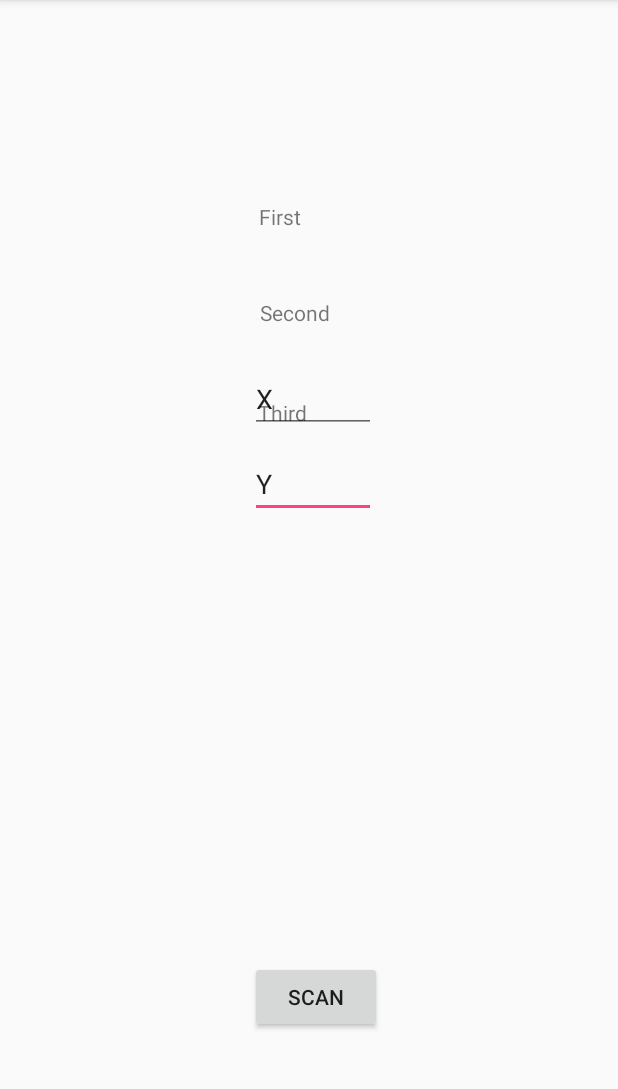
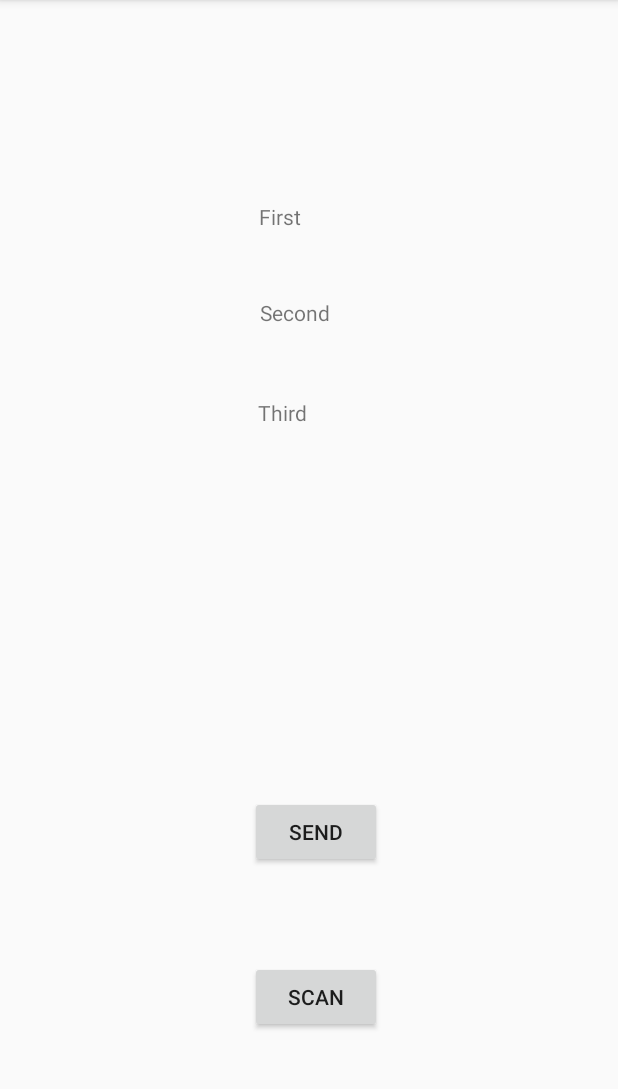
Before and after one commit to PrasannaNatarajan/Interrobang, an Android app: the MainActivity screen opened directly, with no data from a screen before it, after a tap on "SCAN", on a phone screen of 412 x 824 dp, the part 84-1173 px from its top. Run offline under Robolectric (Android 15) with nearby library versions, the light colour scheme and no system bars; our stand-ins replace Firebase (no records; nobody signed in at launch, a user with empty details on screens opened directly); 4 statements that could not run were skipped.

Commit message:
Everything setup except distance

```diff
--- a/app/src/main/java/com/example/p_natarajan/wifipoc/MainActivity.java
+++ b/app/src/main/java/com/example/p_natarajan/wifipoc/MainActivity.java
@@ -35,10 +35,12 @@ import java.util.Set;
 public class MainActivity extends AppCompatActivity {
 
     TextView t1,t2,t3;
-    Button button;
+    Button button,send;
 
     public static Map<String,Integer> wifiDetails;
     DatabaseReference dbRef;
+
+    double[][] mPositions;
 
     @Override
     protected void onCreate(Bundle savedInstanceState) {
@@ -53,106 +55,86 @@ public class MainActivity extends AppCompatActivity {
 
         dbRef = FirebaseDatabase.getInstance().getReference("routers");
 
+        mPositions = new double[3][2];
 
-
-
+        send = (Button) findViewById(R.id.button3);
         button = (Button) findViewById(R.id.button2);
         wifiDetails = new HashMap<>();
+        String[] xyz=  new String[3];
 
         button.setOnClickListener(new View.OnClickListener() {
             @Override
             public void onClick(View view) {
-                WifiManager myWifiManager = (WifiManager) getApplicationContext().getSystemService(Context.WIFI_SERVICE);
-                boolean wasEnabled = myWifiManager.isWifiEnabled();
-                if (!wasEnabled)
-                    myWifiManager.setWifiEnabled(true);
-
-                if (Build.VERSION.SDK_INT >= Build.VERSION_CODES.M && checkSelfPermission(Manifest.permission.ACCESS_COARSE_LOCATION) != PackageManager.PERMISSION_GRANTED) {
-                    Log.d("pras","inside permission");
-                    requestPermissions(new String[]{Manifest.permission.ACCESS_COARSE_LOCATION, Manifest.permission.ACCESS_FINE_LOCATION}, 0x12345);
-                }
-
-                if (myWifiManager.isWifiEnabled()) {
-                    if (myWifiManager.startScan()) {
-                        // List available APs
-                        Log.d("pras", "inside scan");
-                        List<ScanResult> scans = myWifiManager.getScanResults();
-                        Log.d("pras", "" + (scans == null));
-                        Log.d("pras", "" + scans.isEmpty());
-                        if (scans != null && !scans.isEmpty()) {
-                            int i=0;
-                            for (ScanResult scan : scans) {
-                                int level = WifiManager.calculateSignalLevel(scan.level, 20);
-                                //Other code
-                                Log.d("wifi", level + "");
-
-                                Log.d("pras",scan.SSID);
-
-                                wifiDetails.put(scan.BSSID,level);
-                            }
-                        } else {
-                            Log.d("pras", "inside else");
-                        }
-                    }
-                }
-
-
-                Set<Map.Entry<String, Integer>> set = wifiDetails.entrySet();
-                List<Map.Entry<String, Integer>> list = new ArrayList<Map.Entry<String, Integer>>(set);
-                Collections.sort( list, new Comparator<Map.Entry<String, Integer>>()
-                {
-                    public int compare( Map.Entry<String, Integer> o1, Map.Entry<String, Integer> o2 )
-                    {
-                        return (o2.getValue()).compareTo( o1.getValue() );
-                    }
-                } );
-                for(Map.Entry<String, Integer> entry:list){
-                    Log.d("Pras",entry.getKey()+" ==== "+entry.getValue());
-                }
+                List<Map.Entry<String, Integer>> list = WifiStrength();
 
                 t1.setText(list.get(0).getKey()+" ==== "+list.get(0).getValue());
                 t2.setText(list.get(1).getKey()+" ==== "+list.get(1).getValue());
                 t3.setText(list.get(2).getKey()+" ==== "+list.get(2).getValue());
 
+
+
+
+                dbRef.addValueEventListener(new ValueEventListener() {
+                    @Override
+                    public void onDataChange(DataSnapshot dataSnapshot) {
+                        String res = "";
+                        int j=0,k=0;
+                        for(DataSnapshot dbSnap : dataSnapshot.getChildren()){
+                            Log.d("here",dbSnap.getKey());
+                            int i=0;
+                            if(dbSnap.getKey().equals("mac_1") || dbSnap.getKey().equals("mac_1") || dbSnap.getKey().equals("mac_1") )
+                                for(DataSnapshot MAC : dbSnap.getChildren()){
+                                    res += MAC.getValue().toString();
+                                    xyz[i] = MAC.getValue().toString();
+                                    i++;
+                                    mPositions[j][k]= Double.parseDouble(MAC.getValue().toString());
+                                    k++;
+                                }
+
+                            j++;
+
+
+                            Toast.makeText(MainActivity.this,res,Toast.LENGTH_LONG).show();
+                        }
+
+                        // Call strength to distance converter
+
+                        //Call Trilateration function
+
+
+                        // fix the co-ordinates as xyz[0],xyz[1],xyz[2]
+
+
+                        sendText(xyz[0],xyz[1],xyz[2]);
+                    }
+
+                    @Override
+                    public void onCancelled(DatabaseError databaseError) {
+
+                    }
+                });
+
                 // Call strength to distance converter
 
                 //Call Trilateration function
 
-                sendText("1","2","5");
+
+                // fix the co-ordinates as xyz[0],xyz[1],xyz[2]
+
+
 
 
 
             }
         });
 
-
-
-    }
-
-
-    @Override
-    protected void onStart() {
-        super.onStart();
-
-        dbRef.addValueEventListener(new ValueEventListener() {
+        send.setOnClickListener(new View.OnClickListener() {
             @Override
-            public void onDataChange(DataSnapshot dataSnapshot) {
-                String res = "";
-                for(DataSnapshot dbSnap : dataSnapshot.getChildren()){
-                    for(DataSnapshot MAC : dbSnap.getChildren()){
-                        res += MAC.getValue().toString();
-                    }
-
-
-                    Toast.makeText(MainActivity.this,res,Toast.LENGTH_LONG).show();
-                }
-            }
-
-            @Override
-            public void onCancelled(DatabaseError databaseError) {
-
+            public void onClick(View view) {
+                sendText(xyz[0],xyz[1],xyz[2]);
             }
         });
+
     }
 
     @Override
@@ -199,4 +181,56 @@ public class MainActivity extends AppCompatActivity {
         startActivity(sendIntent);
     }
 
+    public List<Map.Entry<String, Integer>> WifiStrength(){
+        WifiManager myWifiManager = (WifiManager) getApplicationContext().getSystemService(Context.WIFI_SERVICE);
+        boolean wasEnabled = myWifiManager.isWifiEnabled();
+        if (!wasEnabled)
+            myWifiManager.setWifiEnabled(true);
+
+        if (Build.VERSION.SDK_INT >= Build.VERSION_CODES.M && checkSelfPermission(Manifest.permission.ACCESS_COARSE_LOCATION) != PackageManager.PERMISSION_GRANTED) {
+            Log.d("pras","inside permission");
+            requestPermissions(new String[]{Manifest.permission.ACCESS_COARSE_LOCATION, Manifest.permission.ACCESS_FINE_LOCATION}, 0x12345);
+        }
+
+        if (myWifiManager.isWifiEnabled()) {
+            if (myWifiManager.startScan()) {
+                // List available APs
+                Log.d("pras", "inside scan");
+                List<ScanResult> scans = myWifiManager.getScanResults();
+                Log.d("pras", "" + (scans == null));
+                Log.d("pras", "" + scans.isEmpty());
+                if (scans != null && !scans.isEmpty()) {
+                    int i=0;
+                    for (ScanResult scan : scans) {
+                        int level = WifiManager.calculateSignalLevel(scan.level, 20);
+                        //Other code
+                        Log.d("wifi", level + "");
+
+                        Log.d("pras",scan.SSID);
+
+                        wifiDetails.put(scan.BSSID,level);
+                    }
+                } else {
+                    Log.d("pras", "inside else");
+                }
+            }
+        }
+
+
+        Set<Map.Entry<String, Integer>> set = wifiDetails.entrySet();
+        List<Map.Entry<String, Integer>> list = new ArrayList<Map.Entry<String, Integer>>(set);
+        Collections.sort( list, new Comparator<Map.Entry<String, Integer>>()
+        {
+            public int compare( Map.Entry<String, Integer> o1, Map.Entry<String, Integer> o2 )
+            {
+                return (o2.getValue()).compareTo( o1.getValue() );
+            }
+        } );
+        for(Map.Entry<String, Integer> entry:list){
+            Log.d("Pras",entry.getKey()+" ==== "+entry.getValue());
+        }
+
+        return list;
+    }
+
 }
--- a/app/src/main/res/layout/activity_main.xml
+++ b/app/src/main/res/layout/activity_main.xml
@@ -5,18 +5,6 @@
     android:layout_width="match_parent"
     android:layout_height="match_parent"
     tools:context="com.example.p_natarajan.wifipoc.MainActivity">
-
-    <EditText
-        android:id="@+id/YText"
-        android:layout_width="84dp"
-        android:layout_height="39dp"
-        android:ems="10"
-        android:inputType="textPersonName"
-        android:text="Y"
-        app:layout_constraintTop_toTopOf="parent"
-        app:layout_constraintRight_toRightOf="parent"
-        android:layout_marginTop="306dp"
-        android:layout_marginRight="161dp" />
 
     <TextView
         android:id="@+id/textView"
@@ -58,23 +46,20 @@
         android:id="@+id/button2"
         android:layout_width="wrap_content"
         android:layout_height="wrap_content"
-        android:text="Scan"
+        android:layout_marginBottom="79dp"
+        android:layout_marginRight="157dp"
+        android:text="SCAN"
         app:layout_constraintBottom_toBottomOf="parent"
-        app:layout_constraintRight_toRightOf="parent"
+        app:layout_constraintRight_toRightOf="parent" />
+
+    <Button
+        android:id="@+id/button3"
+        android:layout_width="wrap_content"
+        android:layout_height="wrap_content"
+        android:layout_marginBottom="189dp"
         android:layout_marginRight="157dp"
-        android:layout_marginBottom="79dp" />
-
-    <EditText
-        android:id="@+id/XText"
-        android:layout_width="84dp"
-        android:layout_height="39dp"
-        android:ems="10"
-        android:inputType="textPersonName"
-
-        android:text="X"
-        app:layout_constraintBottom_toTopOf="@+id/YText"
-        app:layout_constraintRight_toRightOf="@+id/YText"
-        android:layout_marginEnd="0dp"
-        android:layout_marginBottom="17dp" />
+        android:text="SEND"
+        app:layout_constraintBottom_toBottomOf="parent"
+        app:layout_constraintRight_toRightOf="parent" />
 
 </android.support.constraint.ConstraintLayout>
```
